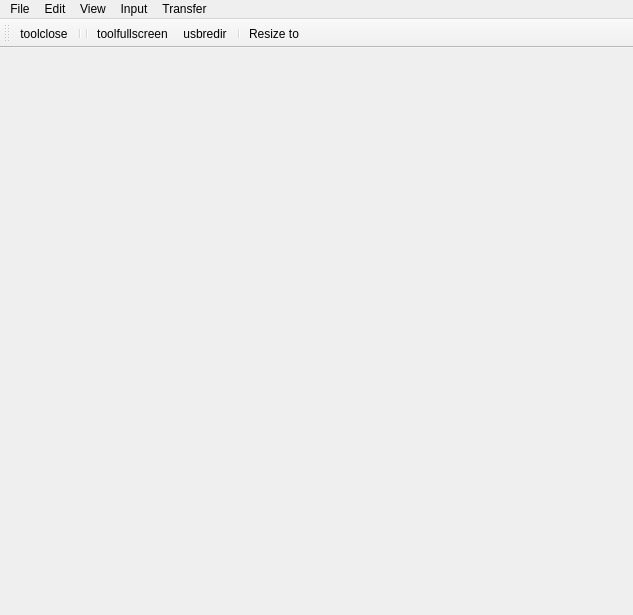
Old version of the form spice-client1/spicemainwindow.ui in the repository DoraemonGoGo/Linux-spiceqt.
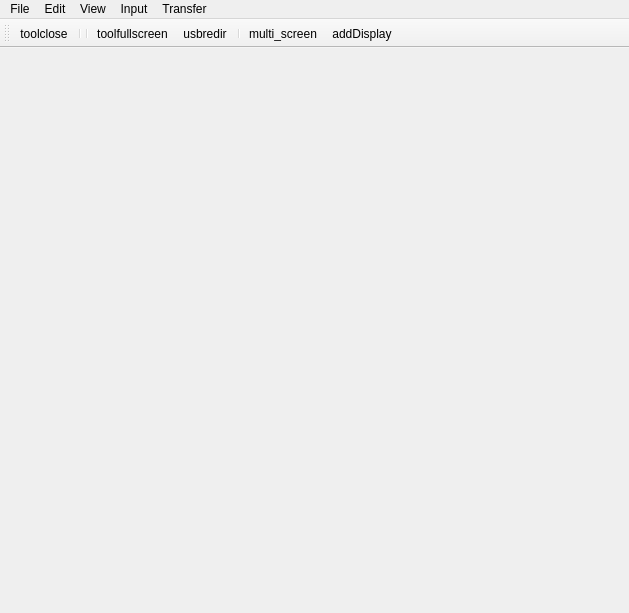
New version of the form. Icons and pictures are not drawn.

Patch:
```diff
--- a/spice-client1/spicemainwindow.ui
+++ b/spice-client1/spicemainwindow.ui
@@ -6,8 +6,8 @@
    <rect>
     <x>0</x>
     <y>0</y>
-    <width>633</width>
-    <height>615</height>
+    <width>629</width>
+    <height>613</height>
    </rect>
   </property>
   <property name="windowTitle">
@@ -21,6 +21,21 @@
     </sizepolicy>
    </property>
    <layout class="QVBoxLayout" name="verticalLayout">
+    <property name="spacing">
+     <number>0</number>
+    </property>
+    <property name="leftMargin">
+     <number>0</number>
+    </property>
+    <property name="topMargin">
+     <number>0</number>
+    </property>
+    <property name="rightMargin">
+     <number>0</number>
+    </property>
+    <property name="bottomMargin">
+     <number>0</number>
+    </property>
     <item>
      <layout class="QVBoxLayout" name="layout">
       <property name="spacing">
@@ -35,7 +50,7 @@
     <rect>
      <x>0</x>
      <y>0</y>
-     <width>633</width>
+     <width>629</width>
      <height>28</height>
     </rect>
    </property>
@@ -110,7 +125,8 @@
    <addaction name="actiontoolfullscreen"/>
    <addaction name="action_usbredir"/>
    <addaction name="separator"/>
-   <addaction name="actionResize_to"/>
+   <addaction name="actionmulti_screen"/>
+   <addaction name="actionaddDisplay"/>
   </widget>
   <action name="action_1">
    <property name="text">
@@ -210,11 +226,6 @@
     <string>toolfullscreen</string>
    </property>
   </action>
-  <action name="actionResize_to">
-   <property name="text">
-    <string>Resize to</string>
-   </property>
-  </action>
   <action name="actionGrab_keyboard_when_active_and_focused">
    <property name="checkable">
     <bool>true</bool>
@@ -366,6 +377,24 @@
     <string>File_input</string>
    </property>
   </action>
+  <action name="actionmulti_screen">
+   <property name="icon">
+    <iconset theme="multi_screen" resource="res.qrc">
+     <normaloff>:/icon/multi-screen.png</normaloff>:/icon/multi-screen.png</iconset>
+   </property>
+   <property name="text">
+    <string>multi_screen</string>
+   </property>
+  </action>
+  <action name="actionaddDisplay">
+   <property name="icon">
+    <iconset resource="res.qrc">
+     <normaloff>:/icon/粘贴.png</normaloff>:/icon/粘贴.png</iconset>
+   </property>
+   <property name="text">
+    <string>addDisplay</string>
+   </property>
+  </action>
  </widget>
  <resources>
   <include location="res.qrc"/>
```
Left out of the diff: 17 changed lines with no effect on the pictures.
